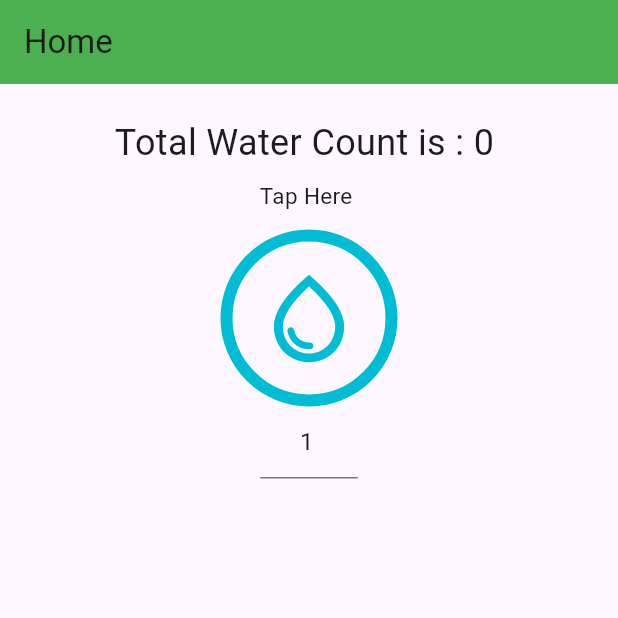
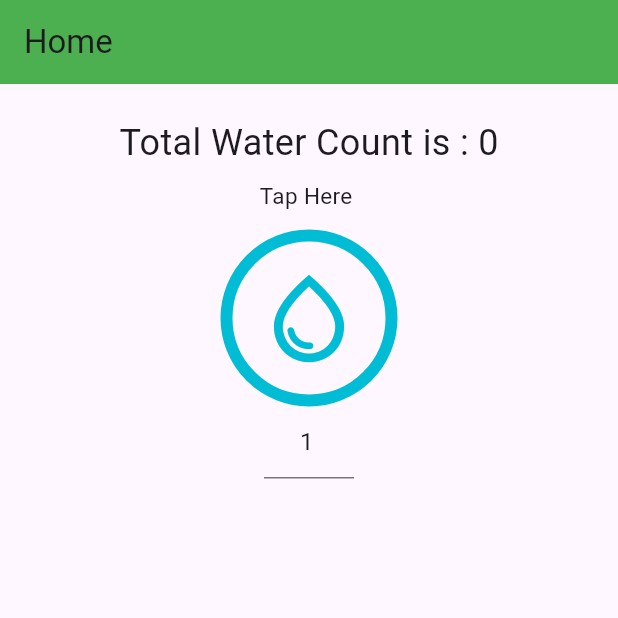
Before and after one commit to dhrubo3724/WaterTracker, a Flutter app: the screen it shows after launch, on a phone screen of 412 x 824 dp, the top half of it. Run offline on Flutter 3.47's test engine with Material 3 defaults, Android fonts, the phone set to English and light mode, and no system bars.

Commit message:
2nd commit

```diff
--- a/lib/home_screen.dart
+++ b/lib/home_screen.dart
@@ -26,7 +26,7 @@ class _home_screenState extends State<home_screen> {
               height: 10,
             ),
             Text(
-              "Total Water Count is : ${_totalWaterCount()} ",
+              "Total Water Count is : ${_totalWaterCount()}",
               style: TextStyle(fontSize: 24),
             ),
             SizedBox(
@@ -39,24 +39,9 @@ class _home_screenState extends State<home_screen> {
             SizedBox(
               height: 12,
             ),
-            GestureDetector(
-              onTap: _addwater,
-              child: Container(
-                decoration: BoxDecoration(
-                    borderRadius: BorderRadius.circular(59),
-                    border: Border.all(color: Colors.cyan, width: 8)),
-                child: Padding(
-                  padding: const EdgeInsets.all(16.0),
-                  child: Icon(
-                    Icons.water_drop_outlined,
-                    color: Colors.cyan,
-                    size: 70,
-                  ),
-                ),
-              ),
-            ),
+            buildGestureDetector,
             SizedBox(
-              width: 65,
+              width: 60,
               child: TextFormField(
                 keyboardType: TextInputType.number,
                 controller: _glsCountController,
@@ -86,6 +71,25 @@ class _home_screenState extends State<home_screen> {
     );
   }
 
+  GestureDetector get buildGestureDetector {
+    return GestureDetector(
+      onTap: _addwater,
+      child: Container(
+        decoration: BoxDecoration(
+            borderRadius: BorderRadius.circular(59),
+            border: Border.all(color: Colors.cyan, width: 8)),
+        child: Padding(
+          padding: const EdgeInsets.all(16.0),
+          child: Icon(
+            Icons.water_drop_outlined,
+            color: Colors.cyan,
+            size: 70,
+          ),
+        ),
+      ),
+    );
+  }
+
   void _addwater() {
     int glscount = int.tryParse(_glsCountController.text) ?? 1;
     Waterconsume waterConsume =
```
Also changed, not shown: 1 other file.
